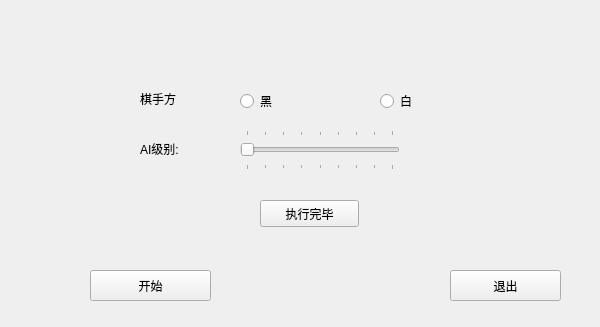
qinxuan2006/ros_chess_svm, file src/go_player/src/pygui.ui: the form before one commit.
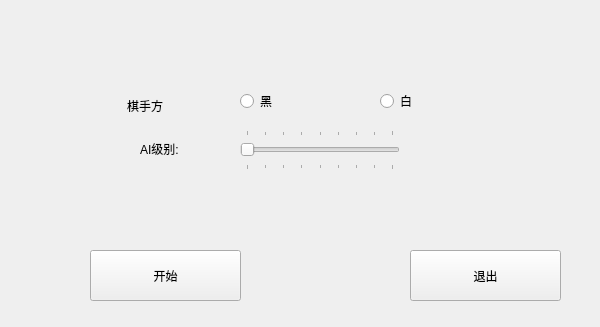
The form after the commit.

```diff
--- a/src/go_player/src/pygui.ui
+++ b/src/go_player/src/pygui.ui
@@ -30,9 +30,9 @@
    <property name="geometry">
     <rect>
      <x>90</x>
-     <y>270</y>
-     <width>121</width>
-     <height>31</height>
+     <y>250</y>
+     <width>151</width>
+     <height>51</height>
     </rect>
    </property>
    <property name="text">
@@ -42,10 +42,10 @@
   <widget class="QPushButton" name="quit_button">
    <property name="geometry">
     <rect>
-     <x>450</x>
-     <y>270</y>
-     <width>111</width>
-     <height>31</height>
+     <x>410</x>
+     <y>250</y>
+     <width>151</width>
+     <height>51</height>
     </rect>
    </property>
    <property name="text">
@@ -124,29 +124,16 @@
   <widget class="QLabel" name="color_label">
    <property name="geometry">
     <rect>
-     <x>140</x>
+     <x>127</x>
      <y>90</y>
-     <width>68</width>
-     <height>17</height>
+     <width>81</width>
+     <height>31</height>
     </rect>
    </property>
    <property name="text">
     <string>棋手方</string>
    </property>
   </widget>
-  <widget class="QPushButton" name="play_button">
-   <property name="geometry">
-    <rect>
-     <x>260</x>
-     <y>200</y>
-     <width>99</width>
-     <height>27</height>
-    </rect>
-   </property>
-   <property name="text">
-    <string>执行完毕</string>
-   </property>
-  </widget>
  </widget>
  <resources/>
  <connections/>
```
